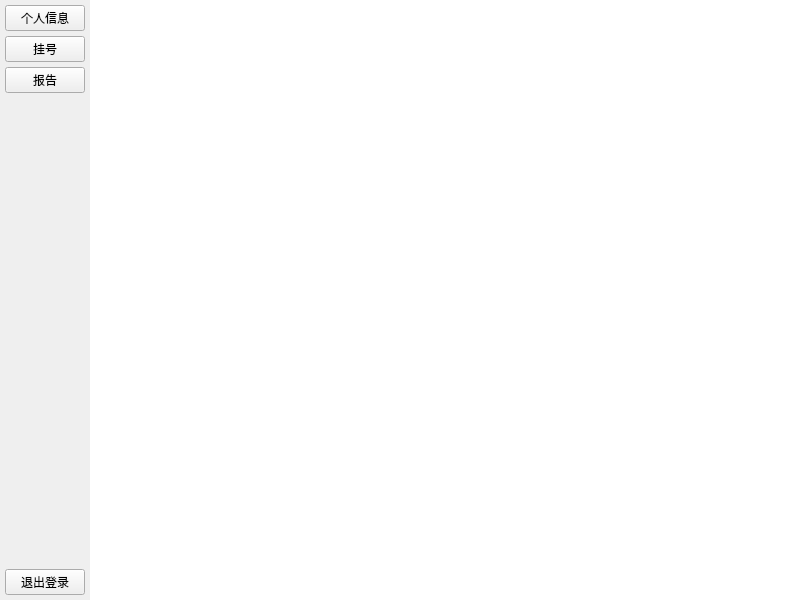
The window that code/patient/patientclient.ui (laonuo2004/cpp-qt-medical-system) describes before a commit, drawn with Qt 5.
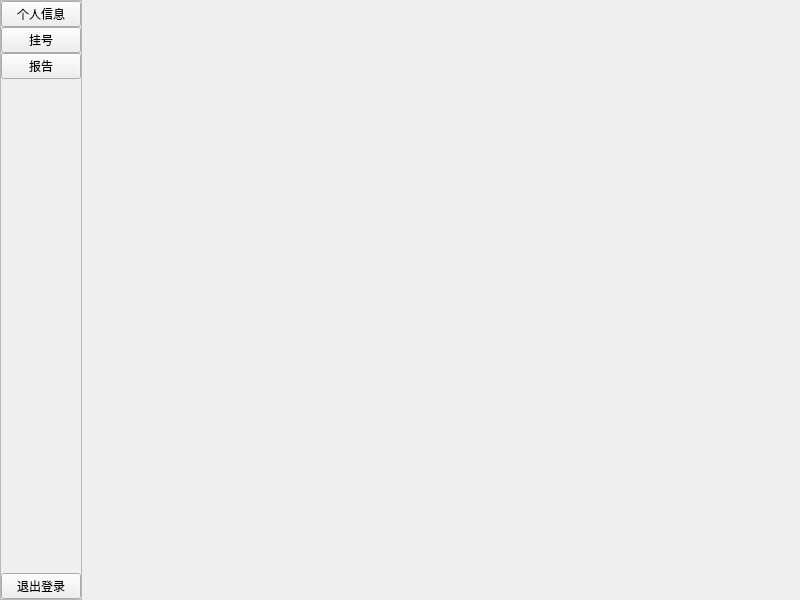
The same window after the commit.

The edit to the form file:
```diff
--- a/code/patient/patientclient.ui
+++ b/code/patient/patientclient.ui
@@ -31,21 +31,45 @@
      <number>0</number>
     </property>
     <item>
+     <widget class="QFrame" name="SideBarFrame">
+      <property name="frameShape">
+       <enum>QFrame::StyledPanel</enum>
+      </property>
+      <property name="frameShadow">
+       <enum>QFrame::Raised</enum>
+      </property>
+      <layout class="QVBoxLayout" name="verticalLayout_2">
+       <property name="spacing">
+        <number>0</number>
+       </property>
+       <property name="leftMargin">
+        <number>0</number>
+       </property>
+       <property name="topMargin">
+        <number>0</number>
+       </property>
+       <property name="rightMargin">
+        <number>0</number>
+       </property>
+       <property name="bottomMargin">
+        <number>0</number>
+       </property>
+       <item>
      <layout class="QVBoxLayout" name="verticalLayout">
       <property name="spacing">
-       <number>5</number>
+          <number>0</number>
       </property>
       <property name="leftMargin">
-       <number>5</number>
+          <number>0</number>
       </property>
       <property name="topMargin">
-       <number>5</number>
+          <number>0</number>
       </property>
       <property name="rightMargin">
-       <number>5</number>
+          <number>0</number>
       </property>
       <property name="bottomMargin">
-       <number>5</number>
+          <number>0</number>
       </property>
       <item>
        <widget class="QPushButton" name="InfoBtn">
@@ -126,10 +150,13 @@
       </item>
      </layout>
     </item>
+      </layout>
+     </widget>
+    </item>
     <item>
      <widget class="QStackedWidget" name="stackedWidget">
       <property name="styleSheet">
-       <string notr="true">background-color: rgb(255, 255, 255);</string>
+       <string notr="true"/>
       </property>
       <property name="currentIndex">
        <number>-1</number>
```
Left out of the diff: 10 changed lines with no effect on the pictures. Lines whose indentation alone changed are shown as unchanged.
